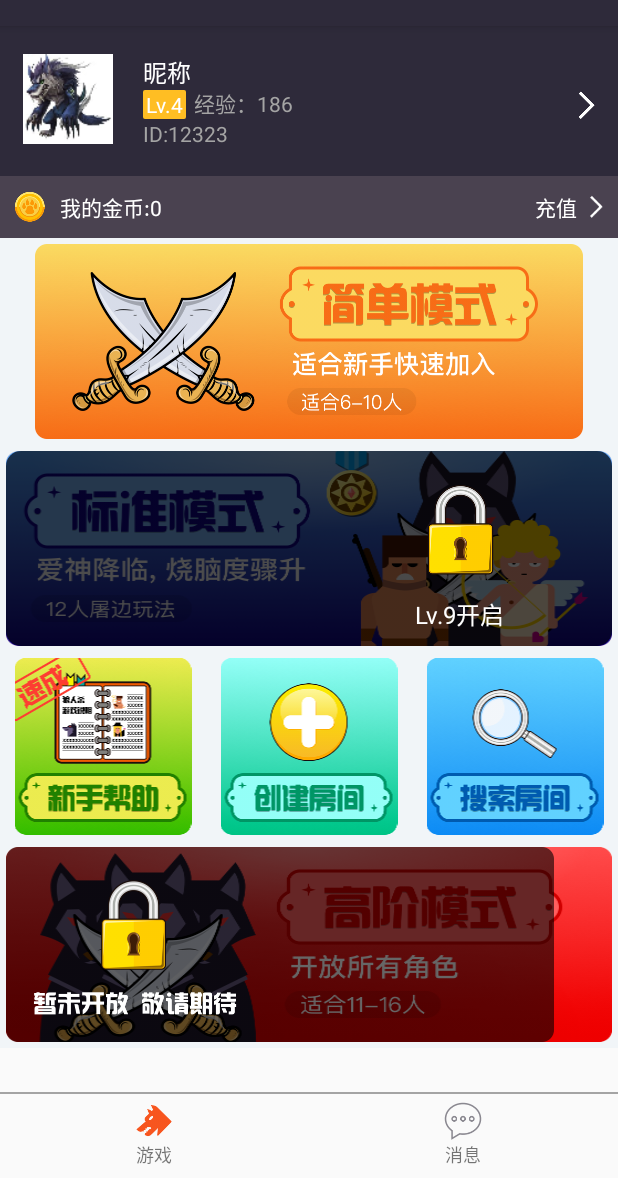
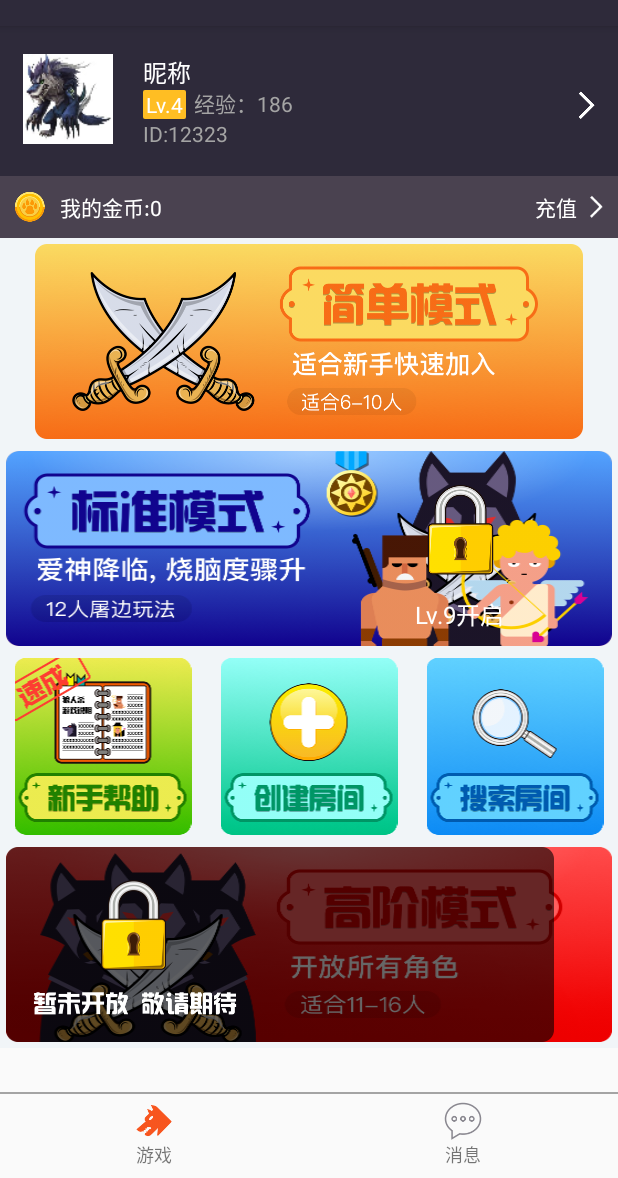
Before and after one commit to werewolfKill/werewolf_android, an Android app: the HomeFragment screen opened directly, with no data from a screen before it, after a tap on "设置", on a phone screen of 412 x 824 dp, the part 58-1236 px from its top. Run offline under Robolectric (Android 15) with nearby library versions, the phone set to English and light mode, and no system bars.

Commit message:
开始主页面若干按钮

```diff
--- a/app/src/main/java/com/zinglabs/zwerewolf/ui/HomeFragment.java
+++ b/app/src/main/java/com/zinglabs/zwerewolf/ui/HomeFragment.java
@@ -11,6 +11,7 @@ import android.view.LayoutInflater;
 import android.view.View;
 import android.view.ViewGroup;
 import android.widget.ImageView;
+import android.widget.Toast;
 
 import com.zinglabs.zwerewolf.R;
 
@@ -44,24 +45,37 @@ public class HomeFragment extends Fragment implements View.OnClickListener {
         root.findViewById(R.id.home_easy_iv).setOnClickListener(this);
 
         root.findViewById(R.id.home_help_iv).setOnClickListener(this);
+        root.findViewById(R.id.home_search_iv).setOnClickListener(this);
+        root.findViewById(R.id.home_standard_iv).setOnClickListener(this);
+        root.findViewById(R.id.home_create_iv).setOnClickListener(this);
     }
 
     @Override
     public void onClick(View v) {
         switch (v.getId()) {
-            case R.id.home_easy_iv:
+            case R.id.home_easy_iv:  //简单模式
                 easy();
                 break;
-            case R.id.menu_home_setting:
-                //showToast("setting");
+            case R.id.home_standard_iv: //标准模式
+                showToast("暂未开发,敬请期待...");
                 break;
-            case R.id.home_help_iv:
-                //showToast("help");
+            case R.id.menu_home_setting:  //设置
+                showToast("暂未开发...");
                 break;
+            case R.id.home_help_iv:   //帮助
+                showToast("暂未开发...");
+                break;
+            case R.id.home_search_iv:  //搜索房间
+                showToast("暂未开发...");
+                break;
+            case R.id.home_create_iv:  //创建房间
+                createRoom();
+                break;
+
         }
     }
 
-    public void easy() {
+    private void easy() {
      //加入房间之前的参数
       String channel = "wzc25151";
      //  App.mAudioSettings.mChannelName = channel;
@@ -70,4 +84,16 @@ public class HomeFragment extends Fragment implements View.OnClickListener {
        startActivity(i);
         startActivity(new Intent(activity, GameActivity.class));
     }
+
+    private void createRoom(){
+        showToast("暂未开发...");
+        System.out.println("创建房间");
+
+    }
+
+    private void showToast(String str){
+
+        Toast.makeText(activity,str,Toast.LENGTH_SHORT).show();
+
+    }
 }
--- a/app/src/main/res/layout/fragment_home.xml
+++ b/app/src/main/res/layout/fragment_home.xml
@@ -158,17 +158,18 @@
                     android:src="@mipmap/home_easy" />
                 <!--标准模式-->
                 <RelativeLayout
+                    android:id="@+id/home_standard_iv"
                     android:layout_width="match_parent"
                     android:layout_height="130dp"
                     android:layout_margin="4dp"
                     android:background="@mipmap/home_standard"
                     android:orientation="horizontal">
 
-                    <View
-                        android:layout_width="match_parent"
-                        android:layout_height="130dp"
-                        android:alpha="0.7"
-                        android:background="@drawable/shape_game_alpha" />
+                    <!--<View-->
+                        <!--android:layout_width="match_parent"-->
+                        <!--android:layout_height="130dp"-->
+                        <!--android:alpha="0.7"-->
+                        <!--android:background="@drawable/shape_game_alpha" />-->
 
                     <LinearLayout
                         android:layout_width="match_parent"
@@ -222,6 +223,7 @@
                         android:src="@mipmap/home_explanation" />
 
                     <ImageView
+                        android:id="@+id/home_create_iv"
                         android:layout_width="match_parent"
                         android:layout_height="wrap_content"
                         android:layout_weight="1"
@@ -229,6 +231,7 @@
                         android:src="@mipmap/home_create_room" />
 
                     <ImageView
+                        android:id="@+id/home_search_iv"
                         android:layout_width="match_parent"
                         android:layout_height="wrap_content"
                         android:layout_weight="1"
```
